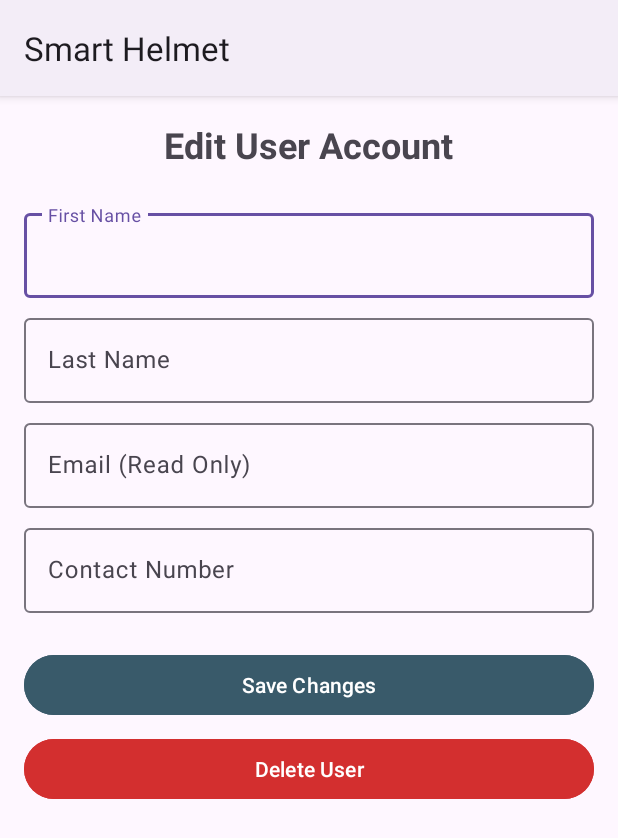
After one commit to dacereal/Smart-Helmet, an Android app: the EditUserActivity screen opened directly, with no data from a screen before it, on a phone screen of 412 x 824 dp. The commit adds this screen. Shown: the top 838 px of the screen. Run offline under Robolectric (Android 15) with nearby library versions, the phone set to English and light mode, and no system bars; our stand-ins replace Firebase (no records; nobody signed in at launch, a user with empty details on screens opened directly); 1 statement that could not run was skipped.

Commit message:
feat: Implement admin dashboard and user account management
Adds dedicated admin login and dashboard with functionality to view, edit, and delete user accounts from Firebase. Includes necessary activity declarations and layout fixes.

```diff
--- /dev/null
+++ b/app/src/main/res/layout/activity_edit_user.xml
@@ -0,0 +1,83 @@
+<?xml version="1.0" encoding="utf-8"?>
+<LinearLayout xmlns:android="http://schemas.android.com/apk/res/android"
+    xmlns:app="http://schemas.android.com/apk/res-auto"
+    xmlns:tools="http://schemas.android.com/tools"
+    android:layout_width="match_parent"
+    android:layout_height="match_parent"
+    android:orientation="vertical"
+    android:padding="16dp"
+    android:fitsSystemWindows="true"
+    tools:context=".EditUserActivity">
+
+    <TextView
+        android:layout_width="wrap_content"
+        android:layout_height="wrap_content"
+        android:text="Edit User Account"
+        android:textSize="24sp"
+        android:textStyle="bold"
+        android:layout_gravity="center_horizontal"
+        android:layout_marginBottom="24dp"/>
+
+    <com.google.android.material.textfield.TextInputLayout
+        android:layout_width="match_parent"
+        android:layout_height="wrap_content"
+        android:hint="First Name" >
+        <com.google.android.material.textfield.TextInputEditText
+            android:id="@+id/editTextEditFirstName"
+            android:layout_width="match_parent"
+            android:layout_height="wrap_content"/>
+    </com.google.android.material.textfield.TextInputLayout>
+
+    <com.google.android.material.textfield.TextInputLayout
+        android:layout_width="match_parent"
+        android:layout_height="wrap_content"
+        android:layout_marginTop="8dp"
+        android:hint="Last Name" >
+        <com.google.android.material.textfield.TextInputEditText
+            android:id="@+id/editTextEditLastName"
+            android:layout_width="match_parent"
+            android:layout_height="wrap_content"/>
+    </com.google.android.material.textfield.TextInputLayout>
+
+    <com.google.android.material.textfield.TextInputLayout
+        android:layout_width="match_parent"
+        android:layout_height="wrap_content"
+        android:layout_marginTop="8dp"
+        android:hint="Email (Read Only)" >
+        <com.google.android.material.textfield.TextInputEditText
+            android:id="@+id/editTextEditEmail"
+            android:layout_width="match_parent"
+            android:layout_height="wrap_content"
+            android:enabled="false"/>
+    </com.google.android.material.textfield.TextInputLayout>
+
+     <com.google.android.material.textfield.TextInputLayout
+        android:layout_width="match_parent"
+        android:layout_height="wrap_content"
+        android:layout_marginTop="8dp"
+        android:hint="Contact Number" >
+        <com.google.android.material.textfield.TextInputEditText
+            android:id="@+id/editTextEditContactNumber"
+            android:layout_width="match_parent"
+            android:layout_height="wrap_content"/>
+    </com.google.android.material.textfield.TextInputLayout>
+
+    <Button
+        android:id="@+id/btnSaveChanges"
+        android:layout_width="match_parent"
+        android:layout_height="wrap_content"
+        android:text="Save Changes"
+        android:layout_marginTop="24dp"
+        android:backgroundTint="#395A6A"
+        android:textColor="#fff"/>
+
+    <Button
+        android:id="@+id/btnDeleteUser"
+        android:layout_width="match_parent"
+        android:layout_height="wrap_content"
+        android:text="Delete User"
+        android:layout_marginTop="8dp"
+        android:backgroundTint="#D32F2F"
+        android:textColor="#fff"/>
+
+</LinearLayout>
```
Also changed, not shown: app/src/main/AndroidManifest.xml (+12 -0 lines), app/src/main/java/com/botsquad/smarthelmet/AdminDashboard.java (added, +55 -0 lines), app/src/main/java/com/botsquad/smarthelmet/EditUserActivity.java (added, +152 -0 lines), app/src/main/java/com/botsquad/smarthelmet/Login.java (+14 -3 lines), app/src/main/java/com/botsquad/smarthelmet/User.java (added, +65 -0 lines), app/src/main/java/com/botsquad/smarthelmet/UserAdapter.java (added, +81 -0 lines), app/src/main/java/com/botsquad/smarthelmet/UserManagementActivity.java (added, +115 -0 lines), app/src/main/res/layout/activity_admin_dashboard.xml (added, +36 -0 lines), app/src/main/res/layout/activity_login.xml (+2 -12 lines), app/src/main/res/layout/activity_user_management.xml (added, +28 -0 lines), app/src/main/res/layout/list_item_user.xml (added, +31 -0 lines), app/src/main/res/menu/admin_dashboard_menu.xml (added, +8 -0 lines).
